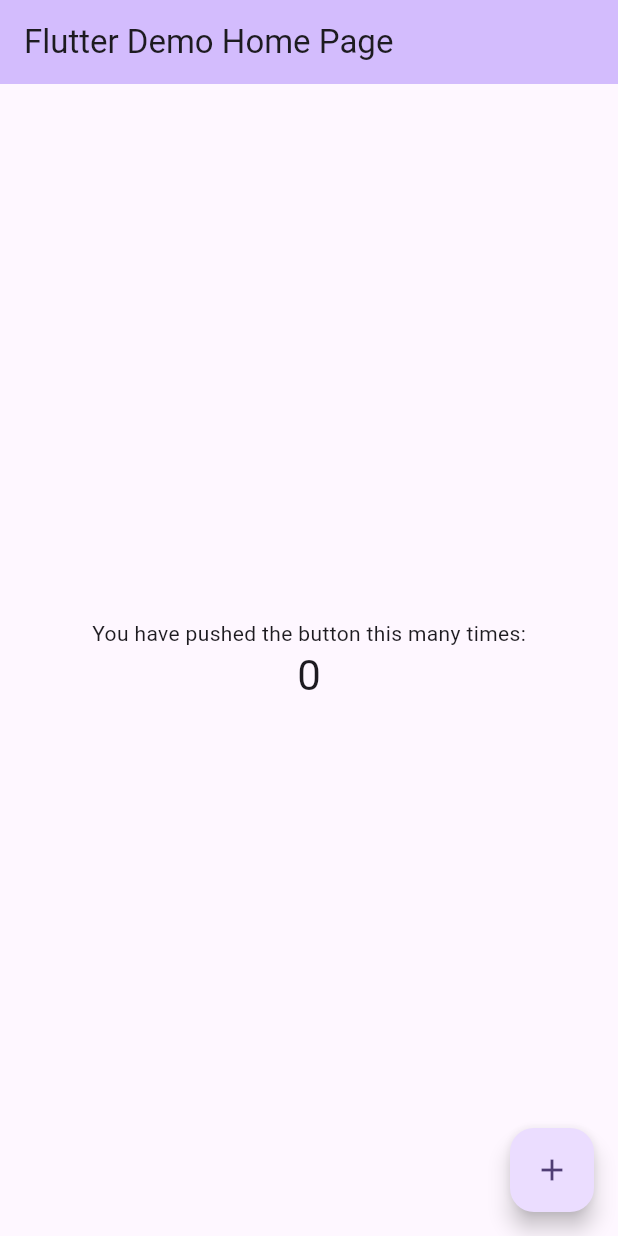
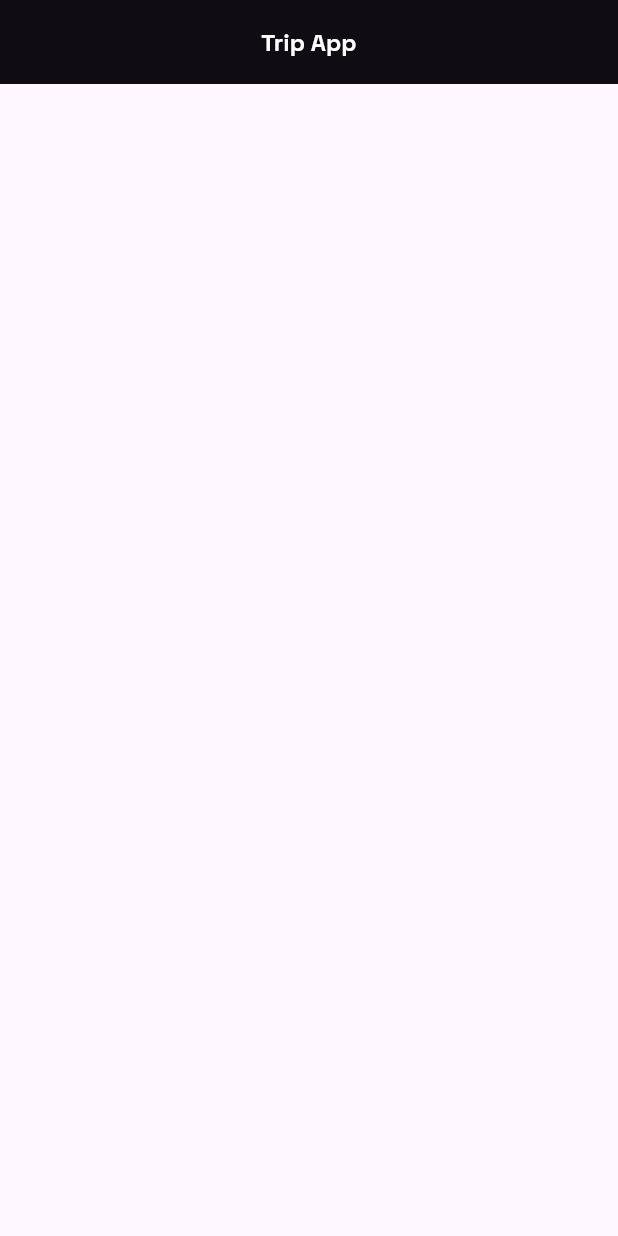
Before and after one commit to zobayerdev/Flutter_Trip_App_UI, a Flutter app: the screen it shows after launch, on a phone screen of 412 x 824 dp. Run offline on Flutter 3.47's test engine with Material 3 defaults, Android fonts, the phone set to English and light mode, and no system bars; our stand-ins replace google_fonts.

Commit message:
font and image is uploaded

```diff
--- /dev/null
+++ b/lib/home.dart
@@ -0,0 +1,28 @@
+import 'package:flutter/material.dart';
+import 'package:google_fonts/google_fonts.dart';
+
+class HomePage extends StatefulWidget {
+  const HomePage({super.key});
+
+  @override
+  State<HomePage> createState() => _HomePageState();
+}
+
+class _HomePageState extends State<HomePage> {
+  @override
+  Widget build(BuildContext context) {
+    return Scaffold(
+      appBar: AppBar(
+        title: Text("Trip App",
+        style: GoogleFonts.spaceGrotesk(
+        fontWeight: FontWeight.bold,
+        fontSize: 16.0,
+        color: Colors.white,)
+        ),
+        backgroundColor: Colors.black,
+        centerTitle: true,
+        elevation: 20.0,
+      ),
+    );
+  }
+}
--- a/lib/main.dart
+++ b/lib/main.dart
@@ -1,4 +1,5 @@
 import 'package:flutter/material.dart';
+import 'package:flutter_trip_app_ui/home.dart';
 
 void main() {
   runApp(const MyApp());
@@ -11,115 +12,13 @@
   @override
   Widget build(BuildContext context) {
     return MaterialApp(
-      title: 'Flutter Demo',
+      debugShowCheckedModeBanner: false,
+      title: 'Flutter Trip App UI',
       theme: ThemeData(
-        // This is the theme of your application.
-        //
-        // TRY THIS: Try running your application with "flutter run". You'll see
-        // the application has a purple toolbar. Then, without quitting the app,
-        // try changing the seedColor in the colorScheme below to Colors.green
-        // and then invoke "hot reload" (save your changes or press the "hot
-        // reload" button in a Flutter-supported IDE, or press "r" if you used
-        // the command line to start the app).
-        //
-        // Notice that the counter didn't reset back to zero; the application
-        // state is not lost during the reload. To reset the state, use hot
-        // restart instead.
-        //
-        // This works for code too, not just values: Most code changes can be
-        // tested with just a hot reload.
         colorScheme: ColorScheme.fromSeed(seedColor: Colors.deepPurple),
         useMaterial3: true,
       ),
-      home: const MyHomePage(title: 'Flutter Demo Home Page'),
+      home: HomePage(),
     );
   }
 }
-
-class MyHomePage extends StatefulWidget {
-  const MyHomePage({super.key, required this.title});
-
-  // This widget is the home page of your application. It is stateful, meaning
-  // that it has a State object (defined below) that contains fields that affect
-  // how it looks.
-
-  // This class is the configuration for the state. It holds the values (in this
-  // case the title) provided by the parent (in this case the App widget) and
-  // used by the build method of the State. Fields in a Widget subclass are
-  // always marked "final".
-
-  final String title;
-
-  @override
-  State<MyHomePage> createState() => _MyHomePageState();
-}
-
-class _MyHomePageState extends State<MyHomePage> {
-  int _counter = 0;
-
-  void _incrementCounter() {
-    setState(() {
-      // This call to setState tells the Flutter framework that something has
-      // changed in this State, which causes it to rerun the build method below
-      // so that the display can reflect the updated values. If we changed
-      // _counter without calling setState(), then the build method would not be
-      // called again, and so nothing would appear to happen.
-      _counter++;
-    });
-  }
-
-  @override
-  Widget build(BuildContext context) {
-    // This method is rerun every time setState is called, for instance as done
-    // by the _incrementCounter method above.
-    //
-    // The Flutter framework has been optimized to make rerunning build methods
-    // fast, so that you can just rebuild anything that needs updating rather
-    // than having to individually change instances of widgets.
-    return Scaffold(
-      appBar: AppBar(
-        // TRY THIS: Try changing the color here to a specific color (to
-        // Colors.amber, perhaps?) and trigger a hot reload to see the AppBar
-        // change color while the other colors stay the same.
-        backgroundColor: Theme.of(context).colorScheme.inversePrimary,
-        // Here we take the value from the MyHomePage object that was created by
-        // the App.build method, and use it to set our appbar title.
-        title: Text(widget.title),
-      ),
-      body: Center(
-        // Center is a layout widget. It takes a single child and positions it
-        // in the middle of the parent.
-        child: Column(
-          // Column is also a layout widget. It takes a list of children and
-          // arranges them vertically. By default, it sizes itself to fit its
-          // children horizontally, and tries to be as tall as its parent.
-          //
-          // Column has various properties to control how it sizes itself and
-          // how it positions its children. Here we use mainAxisAlignment to
-          // center the children vertically; the main axis here is the vertical
-          // axis because Columns are vertical (the cross axis would be
-          // horizontal).
-          //
-          // TRY THIS: Invoke "debug painting" (choose the "Toggle Debug Paint"
-          // action in the IDE, or press "p" in the console), to see the
-          // wireframe for each widget.
-          mainAxisAlignment: MainAxisAlignment.center,
-          children: <Widget>[
-            const Text(
-              'You have pushed the button this many times:',
-            ),
-            Text(
-              '$_counter',
-              style: Theme.of(context).textTheme.headlineMedium,
-            ),
-          ],
-        ),
-      ),
-      floatingActionButton: FloatingActionButton(
-        onPressed: _incrementCounter,
-        tooltip: 'Increment',
-        child: const Icon(Icons.add),
-      ), // This trailing comma makes auto-formatting nicer for build methods.
-    );
-  }
-}
--- a/pubspec.yaml
+++ b/pubspec.yaml
@@ -35,6 +35,7 @@ dependencies:
   # The following adds the Cupertino Icons font to your application.
   # Use with the CupertinoIcons class for iOS style icons.
   cupertino_icons: ^1.0.6
+  google_fonts: ^6.2.1
 
 dev_dependencies:
   flutter_test:
```
Also changed, not shown: lib/assets/four.jpg (added), lib/assets/one.jpg (added), lib/assets/three.jpg (added), lib/assets/two.jpg (added), pubspec.lock, 1 other file.
